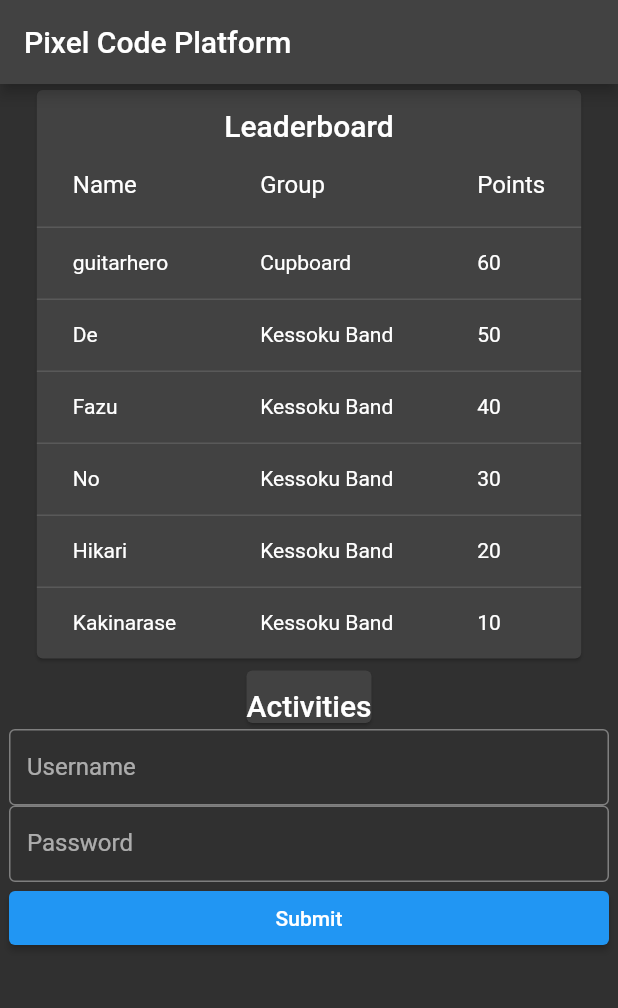
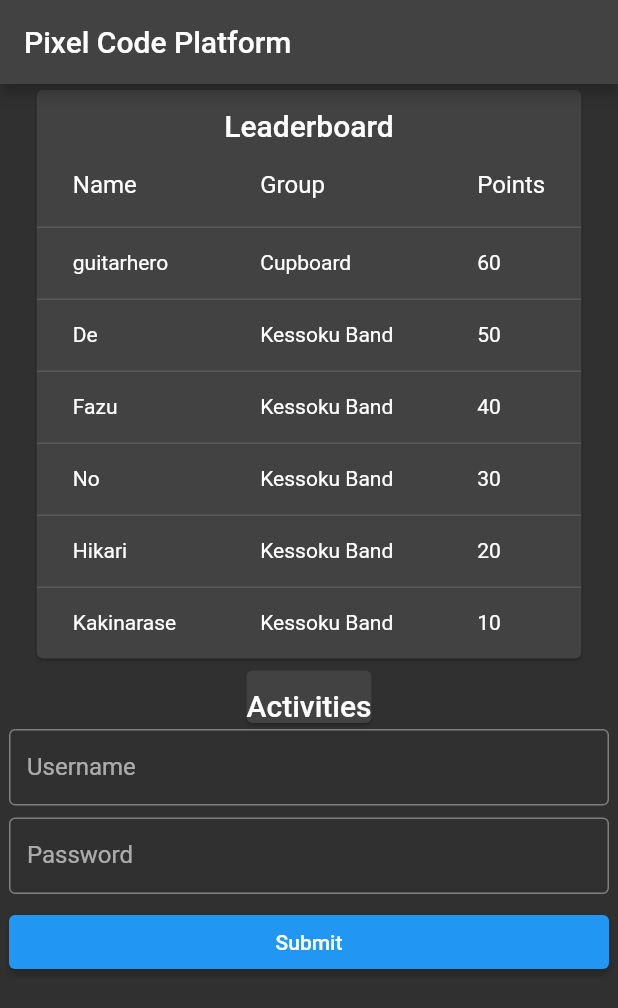
Before and after one commit to PixelSam123/pcp_frontend, a Flutter app: the screen it shows after launch, on a phone screen of 412 x 824 dp. Shown: the top 1008 px of the screen. Run offline on Flutter 3.47's test engine with Material 2 defaults, Android fonts, the phone set to English and light mode, and no system bars.

Commit message:
move magic size numbers to sizes file

```diff
--- a/lib/main.dart
+++ b/lib/main.dart
@@ -1,4 +1,5 @@
 import 'package:flutter/material.dart';
+import 'package:pcp_frontend/sizes.dart';
 import 'package:pcp_frontend/types.dart';
 
 void main() {
@@ -75,7 +76,7 @@ class Leaderboard extends StatelessWidget {
     return Card(
       child: Column(
         children: [
-          const SizedBox(height: 12.0),
+          const SizedBox(height: PadSize.medium),
           Text(
             "Leaderboard",
             style: Theme.of(context).textTheme.titleLarge,
@@ -111,7 +112,7 @@ class Activities extends StatelessWidget {
     return Card(
       child: Column(
         children: [
-          const SizedBox(height: 12.0),
+          const SizedBox(height: PadSize.medium),
           Text(
             "Activities",
             style: Theme.of(context).textTheme.titleLarge,
@@ -156,6 +157,7 @@ class _CredentialsFormState extends State<CredentialsForm> {
               labelText: 'Username',
             ),
           ),
+          const SizedBox(height: PadSize.small),
           TextField(
             controller: password,
             obscureText: true,
@@ -165,6 +167,7 @@ class _CredentialsFormState extends State<CredentialsForm> {
               labelText: 'Password',
             ),
           ),
+          const SizedBox(height: PadSize.small),
           ElevatedButton(
             onPressed: () {},
             child: const Text('Submit'),
--- /dev/null
+++ b/lib/sizes.dart
@@ -0,0 +1,5 @@
+class PadSize {
+  static const small = 8.0;
+  static const medium = 12.0;
+  static const large = 16.0;
+}
```
